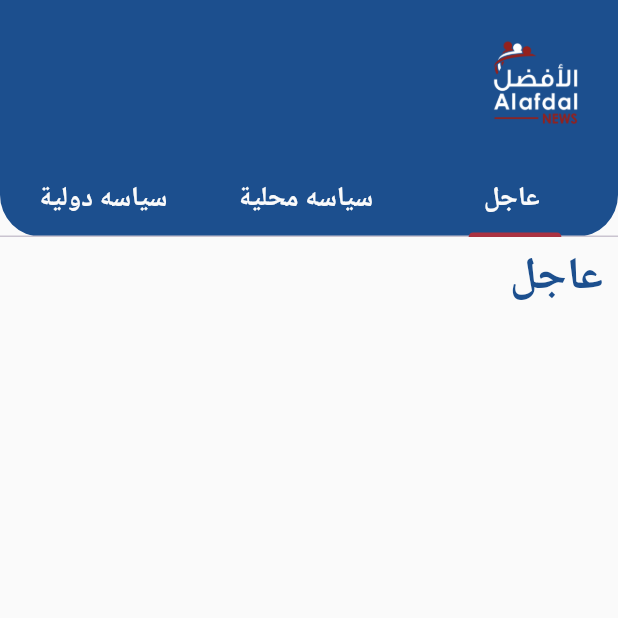
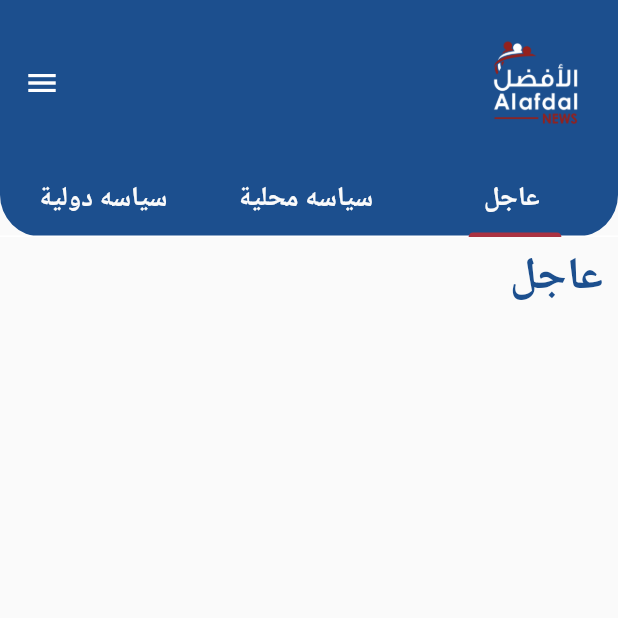
Before and after one commit to zyadnegm/Alafdal_News, a Flutter app: the screen it shows after launch, on a phone screen of 412 x 824 dp, the top half of it. Run offline on Flutter 3.47's test engine with Material 3 defaults, Android fonts, the phone set to English and light mode, and no system bars; our stand-ins replace dartz, dio, firebase_core, flutter_bloc, flutter_html, flutter_local_notifications and 2 more; missing offline and left inert: workmanager; accounts and stored records are empty; network calls fail.

```diff
--- a/lib/features/home/presentaion/views/homeView.dart
+++ b/lib/features/home/presentaion/views/homeView.dart
@@ -1,4 +1,5 @@
 import 'package:alafdal_app/core/utils/Colors.dart';
+import 'package:alafdal_app/features/home/presentaion/views/widget/Custom%20Drawer.dart';
 import 'package:alafdal_app/features/home/presentaion/views/widget/HomeView_Body.dart';
 import 'package:alafdal_app/features/home/presentaion/views/widget/HomeView_Body2.dart';
 import 'package:alafdal_app/features/home/presentaion/views/widget/HomeView_Body3.dart';
@@ -37,7 +38,10 @@ class HomeView extends StatelessWidget {
       initialIndex: 2,
       length: 3,
       child: Scaffold(
+        drawer: CustomDrawer(),
+
         appBar: AppBar(
+          iconTheme: IconThemeData(color: Colors.white),
           toolbarHeight: 110.h,
           actions: <Widget>[
             Container(
@@ -47,9 +51,10 @@ class HomeView extends StatelessWidget {
                     alignment: Alignment.centerRight,
                     height: 110.h,
                     width: 200.w,
-                    child: InkWell(onTap: () {
-                      _launchUrl();
-                    },
+                    child: InkWell(
+                      onTap: () {
+                        _launchUrl();
+                      },
                       child: Image.asset(
                         "assets/images/alafdal-news-logo-.png",
                         fit: BoxFit.fill,
@@ -61,9 +66,9 @@ class HomeView extends StatelessWidget {
           bottom: TabBar(
             tabs: tabs,
             indicatorColor: red_color,
-           isScrollable: false,
-            labelPadding: EdgeInsets.symmetric(horizontal: 10),
-
+            dividerColor: Colors.white,
+            isScrollable: false,
+            labelPadding: EdgeInsets.symmetric(horizontal: 6.w),
 
           ),
         ),
@@ -74,7 +79,9 @@ class HomeView extends StatelessWidget {
     );
   }
 }
+
 final Uri _url = Uri.parse('https://alafdalnews.com');
+
 Future<void> _launchUrl() async {
   if (!await launchUrl(_url)) {
     throw Exception('Could not launch $_url');
```
Also changed, not shown: lib/features/home/presentaion/views/widget/Custom Drawer.dart (added, +26 -0 lines).
